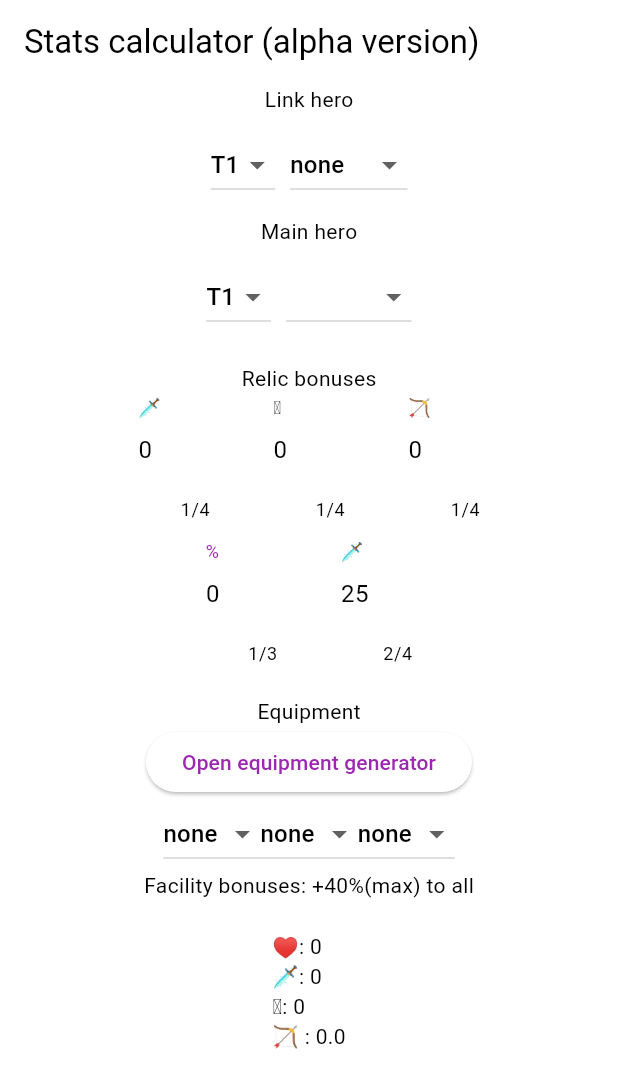
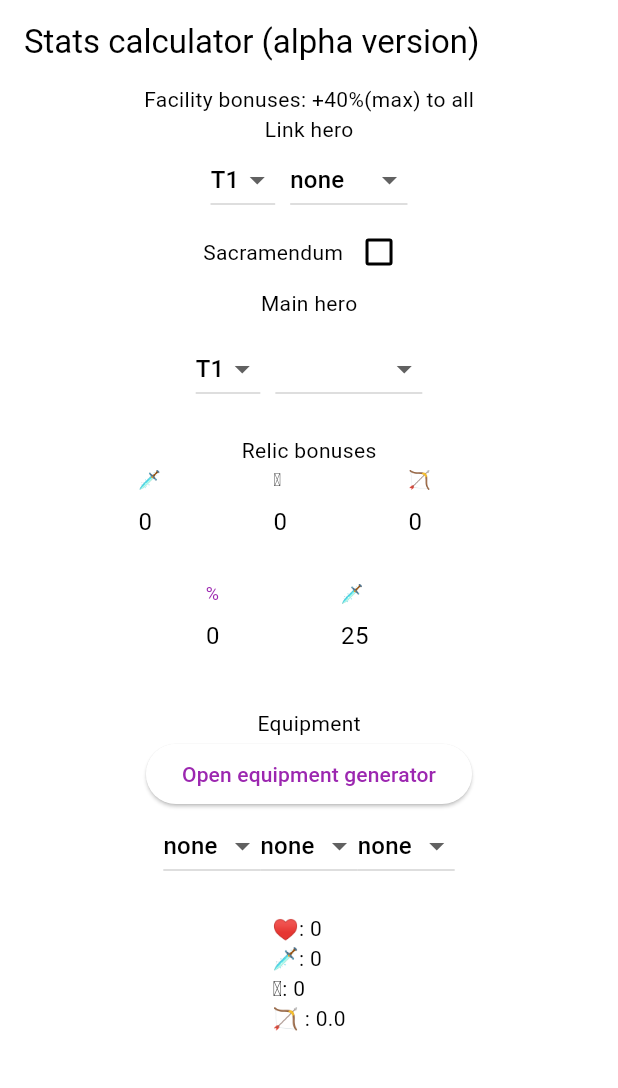
Before and after one commit to TemirkhanN/kgc-calculator, a Flutter app: the screen it shows after launch, on a phone screen of 412 x 824 dp. Shown: the top 1088 px of the screen. Run offline on Flutter 3.47's test engine with Material 3 defaults, Android fonts, the phone set to English and light mode, and no system bars; our stand-ins replace shared_preferences.

Commit message:
Buffer now receives facility bonus by default

```diff
--- a/lib/data.dart
+++ b/lib/data.dart
@@ -2,7 +2,17 @@ import 'package:god_king_castle_calculator/hero/hero.dart';
 import 'package:god_king_castle_calculator/hero/skill.dart';
 import 'package:god_king_castle_calculator/hero/tier.dart';
 
-enum CharacterName { lunaire, saras, lyca, hansi, sargula, zuoYun, mel, ian }
+enum CharacterName {
+  lunaire,
+  saras,
+  lyca,
+  hansi,
+  sargula,
+  zuoYun,
+  mel,
+  ian,
+  leonhardt
+}
 
 extension CharacterDiscovery on CharacterName {
   Hero get() {
@@ -29,4 +39,5 @@ Map<CharacterName, Hero> characters = {
   CharacterName.zuoYun: ZuoYun(const BaseStats(1062, 118, 59, 125)),
   CharacterName.mel: Hero("Mel", const BaseStats(1298, 177, 295, 83)),
   CharacterName.ian: Ian(const BaseStats(1180, 177, 47, 100, attackCount: 0)),
+  CharacterName.leonhardt: Hero("Leonhardt", const BaseStats(1770, 89, 89, 91)),
 };
--- a/lib/widget/calculator.dart
+++ b/lib/widget/calculator.dart
@@ -37,6 +37,10 @@ class _CalculatorState extends State<Calculator> {
       TextEditingController(text: '25');
 
   hero_domain.LinkingHero? _buffer;
+  bool _withSacramendum = false;
+  final TextEditingController _bufferGuardController =
+      TextEditingController(text: '0');
+
   HeroTier _bufferTier = HeroTier.T1;
 
   Widget statsSummary = StatsWidget.empty;
@@ -51,6 +55,7 @@ class _CalculatorState extends State<Calculator> {
       body: SingleChildScrollView(
         child: Column(
           children: [
+            const Text("Facility bonuses: +40%(max) to all"),
             const Text("Link hero"),
             _bufferSelector(),
             const Text("Main hero"),
@@ -68,7 +73,6 @@ class _CalculatorState extends State<Calculator> {
                     .then((val) => setState(() {})),
                 child: const Text("Open equipment generator")),
             _equipmentSlots(),
-            const Text("Facility bonuses: +40%(max) to all"),
             statsSummary,
           ],
         ),
@@ -105,7 +109,11 @@ class _CalculatorState extends State<Calculator> {
       }
     }
 
-    _buffer?.ofTier(_bufferTier).buff(adjustedHero);
+    if (_buffer != null) {
+      var newbuffer = _buffer!.ofTier(_bufferTier);
+      newbuffer.setFacilityBonus(facilityBooster);
+      newbuffer.buff(adjustedHero);
+    }
 
     var critRate = double.tryParse(_critRateController.text) ?? 0;
     var critPower = double.tryParse(_critPowerController.text) ?? 0;
@@ -161,6 +169,7 @@ class _CalculatorState extends State<Calculator> {
               decoration: const InputDecoration(
                 border: OutlineInputBorder(),
                 label: Text("%", style: TextStyle(color: Colors.purple)),
+                counterText: '',
               ),
               onChanged: (String? newValue) {
                 setState(() {
@@ -178,6 +187,7 @@ class _CalculatorState extends State<Calculator> {
               decoration: const InputDecoration(
                 border: OutlineInputBorder(),
                 label: Text("🗡", style: TextStyle(color: Colors.purple)),
+                counterText: '',
               ),
               onChanged: (String? newValue) {
                 setState(() {
@@ -205,6 +215,7 @@ class _CalculatorState extends State<Calculator> {
               decoration: const InputDecoration(
                 labelText: "🗡",
                 border: OutlineInputBorder(),
+                counterText: '',
               ),
               onChanged: (String? newValue) {
                 setState(() {
@@ -222,6 +233,7 @@ class _CalculatorState extends State<Calculator> {
               decoration: const InputDecoration(
                 labelText: "🪄",
                 border: OutlineInputBorder(),
+                counterText: '',
               ),
               onChanged: (String? newValue) {
                 setState(() {
@@ -239,6 +251,7 @@ class _CalculatorState extends State<Calculator> {
               decoration: const InputDecoration(
                 labelText: "🏹",
                 border: OutlineInputBorder(),
+                counterText: '',
               ),
               onChanged: (String? newValue) {
                 setState(() {
@@ -287,9 +300,8 @@ class _CalculatorState extends State<Calculator> {
   }
 
   Widget _bufferSelector() {
-    return Padding(
-      padding: const EdgeInsets.all(10),
-      child: Row(
+    return Column(children: [
+      Row(
         mainAxisAlignment: MainAxisAlignment.center,
         children: [
           KgcFormFactory.createHeroTierSelector(
@@ -315,15 +327,51 @@ class _CalculatorState extends State<Calculator> {
             value: _buffer,
             onChanged: (hero_domain.Hero? selected) {
               setState(() {
-                _buffer = selected != null
-                    ? selected as hero_domain.LinkingHero
-                    : null;
+                if (selected != null) {
+                  _buffer = selected as hero_domain.LinkingHero;
+                } else {
+                  _buffer = null;
+                }
                 _recalculateStats();
               });
             },
           ),
         ],
       ),
-    );
+      Row(
+        mainAxisAlignment: MainAxisAlignment.center,
+        children: [
+          const Text("Sacramendum"),
+          Checkbox(
+              value: _withSacramendum,
+              onChanged: (bool? state) {
+                setState(() {
+                  _withSacramendum = state ?? false;
+                  _recalculateStats();
+                });
+              }),
+          Visibility(
+            visible: _withSacramendum,
+            child: SizedBox(
+              width: 55,
+              child: TextField(
+                maxLength: 3,
+                controller: _bufferGuardController,
+                decoration: const InputDecoration(
+                  label: Icon(Icons.shield),
+                  border: OutlineInputBorder(),
+                  counterText: '',
+                ),
+                onChanged: (String? newValue) {
+                  setState(() {
+                    _recalculateStats();
+                  });
+                },
+              ),
+            ),
+          ),
+        ],
+      ),
+    ]);
   }
 }
```
